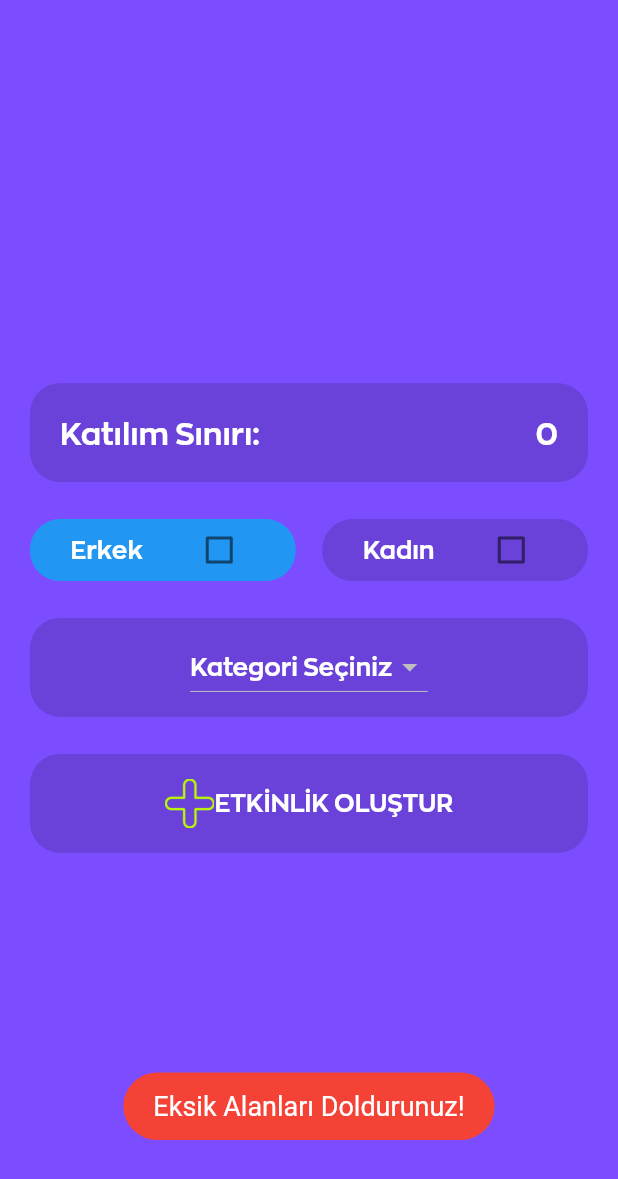
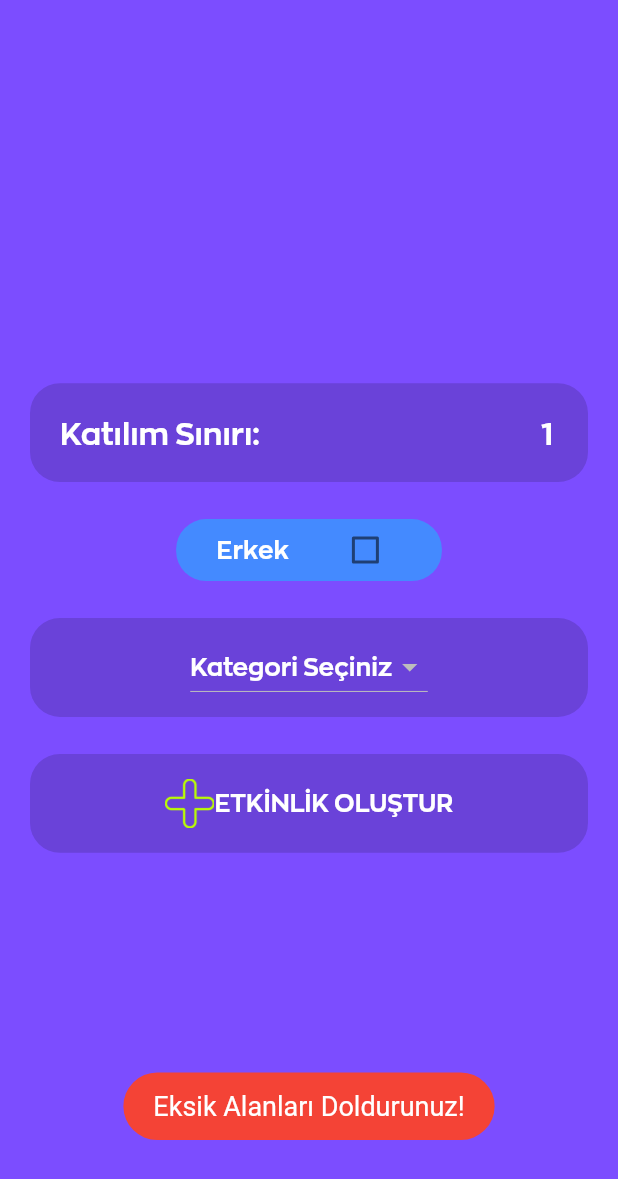
Before and after one commit to Sonderman/EventizerFlutterApp, a Flutter app: the CreateEventPage screen opened directly, after a tap on "Devam Et", after a tap on "ETKİNLİK OLUŞTUR", on a phone screen of 412 x 824 dp. Shown: the top 1179 px of the screen. Run offline on Flutter 3.47's test engine with Material 2 defaults, Android fonts, the phone set to English and light mode, and no system bars; our stand-ins replace cloud_firestore, extended_image, fancy_bottom_navigation, firebase_auth, firebase_storage, flutter_spinkit and 6 more; missing offline and left inert: dash_chat, flutter_search_panel, image_editor; accounts and stored records are empty.

Commit message:
Katılımcı sayısı ve cinsiyet seçiminde düzeltme ve fixing yapıldı

```diff
--- a/lib/Navigation/CreateEventPage.dart
+++ b/lib/Navigation/CreateEventPage.dart
@@ -1,4 +1,5 @@
 import 'dart:typed_data';
+
 import 'package:eventizer/Models/UserModel.dart';
 import 'package:eventizer/Navigation/ProfilePage.dart';
 import 'package:eventizer/Services/Repository.dart';
@@ -7,12 +8,12 @@ import 'package:eventizer/Tools/ImageEditor.dart';
 import 'package:eventizer/Tools/NavigationManager.dart';
 import 'package:eventizer/Tools/PageComponents.dart';
 import 'package:eventizer/assets/Colors.dart';
+import 'package:eventizer/locator.dart';
 import 'package:flutter/material.dart';
 import 'package:flutter/services.dart';
 import 'package:fluttertoast/fluttertoast.dart';
 import 'package:image_picker/image_picker.dart';
 import 'package:provider/provider.dart';
-import '../locator.dart';
 
 class CreateEventPage extends StatefulWidget {
   @override
@@ -33,27 +34,6 @@ class _CreateEventPageState extends State<CreateEventPage> {
   PageController _pageController;
   UserService userService;
   User userModel;
-
-  @override
-  void initState() {
-    _pageController = PageController(
-      initialPage: 0,
-    );
-    super.initState();
-  }
-
-  @override
-  void didChangeDependencies() {
-    userService = Provider.of<UserService>(context);
-    userModel = userService.userModel;
-    super.didChangeDependencies();
-  }
-
-  @override
-  void dispose() {
-    _pageController.dispose();
-    super.dispose();
-  }
 
   final GlobalKey<FormState> formkey = GlobalKey<FormState>();
   Color myBlueColor = MyColors().blueThemeColor;
@@ -77,21 +57,38 @@ class _CreateEventPageState extends State<CreateEventPage> {
       isFinishDateSelected = false,
       isFinishTimeSelected = false,
       isMainCategorySelected = false,
-      maleCheck = false,
-      femaleCheck = false,
+      //ANCHOR true ise Erkek
+      userGender,
+      oppositeGender = false,
       loadingOverLay = false;
   Uint8List _image;
 
   @override
+  void initState() {
+    _pageController = PageController(
+      initialPage: 0,
+    );
+    super.initState();
+  }
+
+  @override
+  void didChangeDependencies() {
+    userService = Provider.of<UserService>(context);
+    userModel = userService.userModel;
+    userGender = userModel.getUserGender() == "Man" ? true : false;
+    super.didChangeDependencies();
+  }
+
+  @override
+  void dispose() {
+    _pageController.dispose();
+    super.dispose();
+  }
+
+  @override
   Widget build(BuildContext context) {
-    //ANCHOR kişi etkinlik oluştururken kendi cinsiyetini dahil etmek zorundadır.
-    if (userModel.getUserGender() == "Man") {
-      maleCheck = true;
-    }
-    if (userModel.getUserGender() == "Female") {
-      femaleCheck = true;
-    }
     localizations = MaterialLocalizations.of(context);
+    participantNumberController.text = "1";
     return Scaffold(
         backgroundColor: Colors.deepPurpleAccent,
         body: Stack(
@@ -566,9 +563,17 @@ class _CreateEventPageState extends State<CreateEventPage> {
   Widget createEventButton() {
     return InkWell(
       onTap: () async {
+        int participantNumber;
+        if (participantNumberController.text == null ||
+            participantNumberController.text == "")
+          participantNumber = 1;
+        else
+          participantNumber = int.parse(participantNumberController.text);
+
         if (controllerTitle.text != "" &&
             controllerDetail.text != "" &&
-            participantNumberController.text != "0" &&
+            participantNumber != null &&
+            participantNumber != 0 &&
             _image != null &&
             subCategory != null &&
             mainCategory != null &&
@@ -579,6 +584,13 @@ class _CreateEventPageState extends State<CreateEventPage> {
           setState(() {
             loadingOverLay = true;
           });
+          String allowedGenders() {
+            if (userGender & oppositeGender) return "11";
+            if (userGender & !oppositeGender) return "10";
+            if (!userGender & oppositeGender) return "11";
+            if (!userGender & !oppositeGender) return "01";
+            return null;
+          }
 
           final eventManager =
               Provider.of<EventService>(context, listen: false);
@@ -589,7 +601,7 @@ class _CreateEventPageState extends State<CreateEventPage> {
             // REVIEW Veri tabanında yazılan yer burası , burası için bir çözüm bul
             "OrganizerID": userID,
             "Title": controllerTitle.text,
-            "ParticipantNumber": int.parse(participantNumberController.text),
+            "ParticipantNumber": participantNumber,
             "MainCategory": mainCategory,
             "SubCategory": subCategory,
             "StartDate": eventStartDate,
@@ -598,8 +610,7 @@ class _CreateEventPageState extends State<CreateEventPage> {
             "FinishTime": eventFinishTime,
             "Detail": controllerDetail.text,
             //ANCHOR Erkek izin verildiyse "10", kadın izin verildiyse "01" , ikiside izin verildiyse "11"
-            "AllowedGenders":
-                (maleCheck ? "1" : "0") + (femaleCheck ? "1" : "0"),
+            "AllowedGenders": allowedGenders(),
             "Status": "New"
           };
           if (await eventManager.createEvent(userID, eventData, _image)) {
@@ -680,14 +691,6 @@ class _CreateEventPageState extends State<CreateEventPage> {
     );
   }
 
-  menColor() {
-    return MyColors().blueContainer;
-  }
-
-  womenColor() {
-    return Colors.pinkAccent;
-  }
-
   Widget numberOfParticipants() {
     return Padding(
       padding: const EdgeInsets.symmetric(horizontal: 20),
@@ -724,6 +727,11 @@ class _CreateEventPageState extends State<CreateEventPage> {
                       enableInteractiveSelection: false,
                       controller: participantNumberController,
                       expands: false,
+                      onChanged: (changed) {
+                        if (changed != null) if (int.parse(changed) < 1 ||
+                            changed == "")
+                          participantNumberController.text = "1";
+                      },
                       inputFormatters: <TextInputFormatter>[
                         WhitelistingTextInputFormatter.digitsOnly
                       ],
@@ -764,28 +772,30 @@ class _CreateEventPageState extends State<CreateEventPage> {
   }
 
   Widget selectGender() {
+    //ANCHOR karşı cins seçili ise ona özgü renk döndürür, seçilmezse tek tip renk döndürür.
+    Color getOppositeGenderColor() {
+      if (oppositeGender) if (userGender)
+        return Colors.pinkAccent;
+      else
+        return MyColors().blueContainer;
+      else
+        return Colors.blueAccent;
+    }
+
     return Column(
-      children: <Widget>[
-        Padding(
-          padding: const EdgeInsets.symmetric(horizontal: 20),
-          child: Row(
-            mainAxisAlignment: MainAxisAlignment.spaceBetween,
+      crossAxisAlignment: CrossAxisAlignment.center,
       children: <Widget>[
         InkWell(
           onTap: () {
             setState(() {
-                    maleCheck = !maleCheck;
+              oppositeGender = !oppositeGender;
             });
           },
           child: Container(
             width: widthSize(43),
             height: heightSize(5),
             decoration: new BoxDecoration(
-                    color: maleCheck != null
-                        ? maleCheck
-                            ? MyColors().blackOpacityContainer
-                            : menColor()
-                        : menColor(),
+              color: getOppositeGenderColor(),
               borderRadius: new BorderRadius.all(
                 Radius.circular(20),
               ),
@@ -794,7 +804,7 @@ class _CreateEventPageState extends State<CreateEventPage> {
               mainAxisAlignment: MainAxisAlignment.spaceEvenly,
               children: <Widget>[
                 Text(
-                        ("Erkek"),
+                  userGender ? "Kadın" : "Erkek",
                   style: TextStyle(
                     fontFamily: "Zona",
                     fontSize: heightSize(2),
@@ -802,58 +812,14 @@ class _CreateEventPageState extends State<CreateEventPage> {
                   ),
                 ),
                 Checkbox(
-                          value: maleCheck,
+                    value: oppositeGender,
                     onChanged: (check) {
                       setState(() {
-                              maleCheck = check;
+                        oppositeGender = check;
                       });
                     })
               ],
             ),
-                ),
-              ),
-              InkWell(
-                onTap: () {
-                  setState(() {
-                    femaleCheck = !femaleCheck;
-                  });
-                },
-                child: Container(
-                  width: widthSize(43),
-                  height: heightSize(5),
-                  decoration: new BoxDecoration(
-                    color: femaleCheck != null
-                        ? femaleCheck
-                            ? womenColor()
-                            : MyColors().blackOpacityContainer
-                        : womenColor(),
-                    borderRadius: new BorderRadius.all(
-                      Radius.circular(20),
-                    ),
-                  ),
-                  child: Row(
-                    mainAxisAlignment: MainAxisAlignment.spaceEvenly,
-                    children: <Widget>[
-                      Text(
-                        "Kadın",
-                        style: TextStyle(
-                          fontFamily: "Zona",
-                          fontSize: heightSize(2),
-                          color: MyColors().whiteTextColor,
-                        ),
-                      ),
-                      Checkbox(
-                          value: femaleCheck,
-                          onChanged: (check) {
-                            setState(() {
-                              femaleCheck = check;
-                            });
-                          })
-                    ],
-                  ),
-                ),
-              ),
-            ],
           ),
         ),
         SizedBox(
```
Also changed, not shown: 1 other file. Lines whose indentation alone changed are shown as unchanged.
